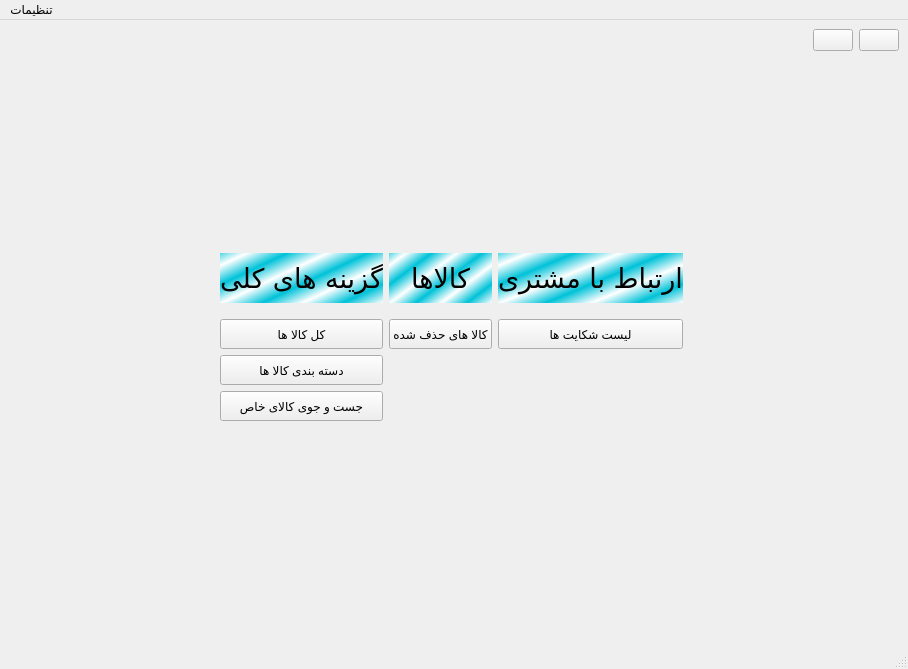
Before: the Qt Designer form SupportAdminWindow.ui in Alireza8hi/Project-DigiKala, drawn with Qt 5.
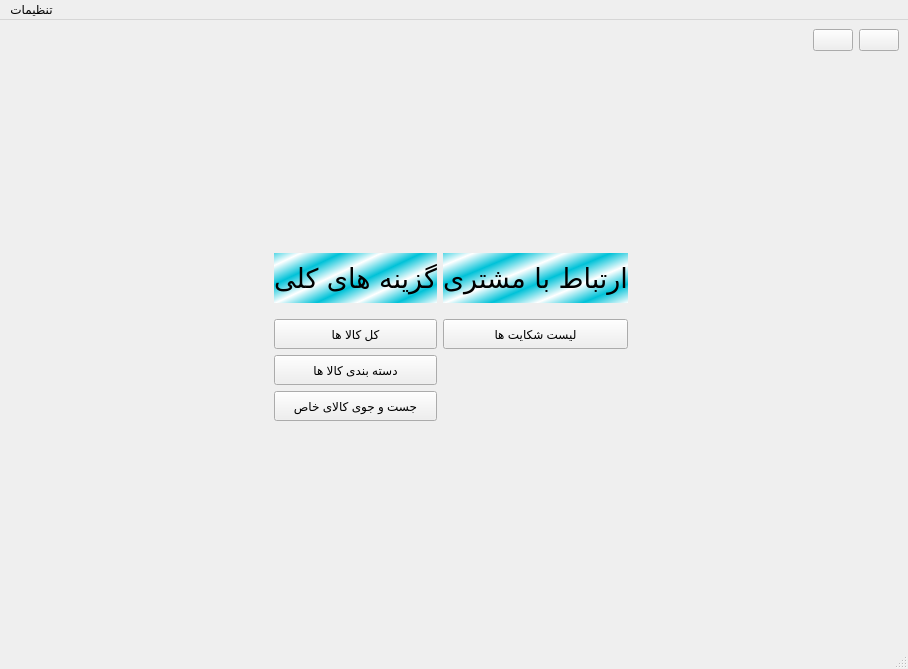
After: the same form once the commit is applied. Icons and pictures are not drawn.

The edit to the form file:
```diff
--- a/SupportAdminWindow.ui
+++ b/SupportAdminWindow.ui
@@ -33,129 +33,21 @@
     </item>
     <item row="1" column="1">
      <layout class="QGridLayout" name="gridLayout_2">
-      <item row="3" column="0">
-       <widget class="QPushButton" name="CategoriesBtn">
-        <property name="minimumSize">
-         <size>
-          <width>0</width>
-          <height>30</height>
-         </size>
+      <item row="1" column="1">
+       <spacer name="verticalSpacer_3">
+        <property name="orientation">
+         <enum>Qt::Vertical</enum>
         </property>
-        <property name="maximumSize">
-         <size>
-          <width>16777215</width>
-          <height>30</height>
-         </size>
+        <property name="sizeType">
+         <enum>QSizePolicy::Preferred</enum>
         </property>
-        <property name="styleSheet">
-         <string notr="true">color: rgb(0, 0, 0);</string>
-        </property>
-        <property name="text">
-         <string>دسته بندی کالا ها</string>
-        </property>
-        <property name="icon">
-         <iconset resource="icons.qrc">
-          <normaloff>:/Icons/Icons/categories-icon-1.jpg</normaloff>:/Icons/Icons/categories-icon-1.jpg</iconset>
-        </property>
-       </widget>
-      </item>
-      <item row="2" column="1">
-       <widget class="QPushButton" name="DeletedCommoditieBtn">
-        <property name="sizePolicy">
-         <sizepolicy hsizetype="Minimum" vsizetype="Fixed">
-          <horstretch>0</horstretch>
-          <verstretch>0</verstretch>
-         </sizepolicy>
-        </property>
-        <property name="minimumSize">
+        <property name="sizeHint" stdset="0">
          <size>
-          <width>0</width>
-          <height>30</height>
+          <width>20</width>
+          <height>10</height>
          </size>
         </property>
-        <property name="maximumSize">
-         <size>
-          <width>16777215</width>
-          <height>30</height>
-         </size>
-        </property>
-        <property name="styleSheet">
-         <string notr="true">color: rgb(0, 0, 0);</string>
-        </property>
-        <property name="text">
-         <string>کالا های حذف شده</string>
-        </property>
-        <property name="icon">
-         <iconset resource="icons.qrc">
-          <normaloff>:/Icons/Icons/deleted-icon-9.jpg</normaloff>:/Icons/Icons/deleted-icon-9.jpg</iconset>
-        </property>
-       </widget>
-      </item>
-      <item row="0" column="0">
-       <widget class="QLabel" name="label">
-        <property name="minimumSize">
-         <size>
-          <width>0</width>
-          <height>50</height>
-         </size>
-        </property>
-        <property name="maximumSize">
-         <size>
-          <width>16777215</width>
-          <height>50</height>
-         </size>
-        </property>
-        <property name="font">
-         <font>
-          <family>B Titr</family>
-          <pointsize>20</pointsize>
-         </font>
-        </property>
-        <property name="styleSheet">
-         <string notr="true">color: rgb(0, 0, 0);
-background-image: url(:/Pics/Pics/NoBack.png);
-background-color: qlineargradient(spread:reflect, x1:0.826291, y1:0.887, x2:1, y2:1, stop:0 rgba(0, 194, 216, 255), stop:1 rgba(255, 255, 255, 255));</string>
-        </property>
-        <property name="text">
-         <string>گزینه های کلی</string>
-        </property>
-        <property name="alignment">
-         <set>Qt::AlignCenter</set>
-        </property>
-       </widget>
-      </item>
-      <item row="0" column="2">
-       <widget class="QLabel" name="label_3">
-        <property name="minimumSize">
-         <size>
-          <width>0</width>
-          <height>50</height>
-         </size>
-        </property>
-        <property name="maximumSize">
-         <size>
-          <width>16777215</width>
-          <height>50</height>
-         </size>
-        </property>
-        <property name="font">
-         <font>
-          <family>B Titr</family>
-          <pointsize>20</pointsize>
-         </font>
-        </property>
-        <property name="styleSheet">
-         <string notr="true">color: rgb(0, 0, 0);
-background-image: url(:/Pics/Pics/NoBack.png);
-background-color: qlineargradient(spread:reflect, x1:0.826291, y1:0.887, x2:1, y2:1, stop:0 rgba(0, 194, 216, 255), stop:1 rgba(255, 255, 255, 255));</string>
-        </property>
-        <property name="text">
-         <string>ارتباط با مشتری</string>
-        </property>
-        <property name="alignment">
-         <set>Qt::AlignCenter</set>
-        </property>
-       </widget>
+       </spacer>
       </item>
       <item row="4" column="0">
        <widget class="QPushButton" name="Searchbtn">
@@ -189,7 +81,40 @@
         </property>
        </widget>
       </item>
-      <item row="2" column="2">
+      <item row="0" column="0">
+       <widget class="QLabel" name="label">
+        <property name="minimumSize">
+         <size>
+          <width>0</width>
+          <height>50</height>
+         </size>
+        </property>
+        <property name="maximumSize">
+         <size>
+          <width>16777215</width>
+          <height>50</height>
+         </size>
+        </property>
+        <property name="font">
+         <font>
+          <family>B Titr</family>
+          <pointsize>20</pointsize>
+         </font>
+        </property>
+        <property name="styleSheet">
+         <string notr="true">color: rgb(0, 0, 0);
+background-image: url(:/Pics/Pics/NoBack.png);
+background-color: qlineargradient(spread:reflect, x1:0.826291, y1:0.887, x2:1, y2:1, stop:0 rgba(0, 194, 216, 255), stop:1 rgba(255, 255, 255, 255));</string>
+        </property>
+        <property name="text">
+         <string>گزینه های کلی</string>
+        </property>
+        <property name="alignment">
+         <set>Qt::AlignCenter</set>
+        </property>
+       </widget>
+      </item>
+      <item row="2" column="1">
        <widget class="QPushButton" name="ComplaintListBtn">
         <property name="minimumSize">
          <size>
@@ -215,61 +140,6 @@
         </property>
        </widget>
       </item>
-      <item row="0" column="1">
-       <widget class="QLabel" name="label_2">
-        <property name="sizePolicy">
-         <sizepolicy hsizetype="Preferred" vsizetype="Preferred">
-          <horstretch>0</horstretch>
-          <verstretch>0</verstretch>
-         </sizepolicy>
-        </property>
-        <property name="minimumSize">
-         <size>
-          <width>0</width>
-          <height>50</height>
-         </size>
-        </property>
-        <property name="maximumSize">
-         <size>
-          <width>16777215</width>
-          <height>50</height>
-         </size>
-        </property>
-        <property name="font">
-         <font>
-          <family>B Titr</family>
-          <pointsize>20</pointsize>
-         </font>
-        </property>
-        <property name="styleSheet">
-         <string notr="true">color: rgb(0, 0, 0);
-background-image: url(:/Pics/Pics/NoBack.png);
-background-color: qlineargradient(spread:reflect, x1:0.826291, y1:0.887, x2:1, y2:1, stop:0 rgba(0, 194, 216, 255), stop:1 rgba(255, 255, 255, 255));</string>
-        </property>
-        <property name="text">
-         <string>کالاها</string>
-        </property>
-        <property name="alignment">
-         <set>Qt::AlignCenter</set>
-        </property>
-       </widget>
-      </item>
-      <item row="1" column="2">
-       <spacer name="verticalSpacer_3">
-        <property name="orientation">
-         <enum>Qt::Vertical</enum>
-        </property>
-        <property name="sizeType">
-         <enum>QSizePolicy::Preferred</enum>
-        </property>
-        <property name="sizeHint" stdset="0">
-         <size>
-          <width>20</width>
-          <height>10</height>
-         </size>
-        </property>
-       </spacer>
-      </item>
       <item row="2" column="0">
        <widget class="QPushButton" name="AllCommoditiesBtn">
         <property name="minimumSize">
@@ -296,6 +166,65 @@
         </property>
        </widget>
       </item>
+      <item row="3" column="0">
+       <widget class="QPushButton" name="CategoriesBtn">
+        <property name="minimumSize">
+         <size>
+          <width>0</width>
+          <height>30</height>
+         </size>
+        </property>
+        <property name="maximumSize">
+         <size>
+          <width>16777215</width>
+          <height>30</height>
+         </size>
+        </property>
+        <property name="styleSheet">
+         <string notr="true">color: rgb(0, 0, 0);</string>
+        </property>
+        <property name="text">
+         <string>دسته بندی کالا ها</string>
+        </property>
+        <property name="icon">
+         <iconset resource="icons.qrc">
+          <normaloff>:/Icons/Icons/categories-icon-1.jpg</normaloff>:/Icons/Icons/categories-icon-1.jpg</iconset>
+        </property>
+       </widget>
+      </item>
+      <item row="0" column="1">
+       <widget class="QLabel" name="label_3">
+        <property name="minimumSize">
+         <size>
+          <width>0</width>
+          <height>50</height>
+         </size>
+        </property>
+        <property name="maximumSize">
+         <size>
+          <width>16777215</width>
+          <height>50</height>
+         </size>
+        </property>
+        <property name="font">
+         <font>
+          <family>B Titr</family>
+          <pointsize>20</pointsize>
+         </font>
+        </property>
+        <property name="styleSheet">
+         <string notr="true">color: rgb(0, 0, 0);
+background-image: url(:/Pics/Pics/NoBack.png);
+background-color: qlineargradient(spread:reflect, x1:0.826291, y1:0.887, x2:1, y2:1, stop:0 rgba(0, 194, 216, 255), stop:1 rgba(255, 255, 255, 255));</string>
+        </property>
+        <property name="text">
+         <string>ارتباط با مشتری</string>
+        </property>
+        <property name="alignment">
+         <set>Qt::AlignCenter</set>
+        </property>
+       </widget>
+      </item>
      </layout>
     </item>
     <item row="1" column="2">
```
Left out of the diff: 16 changed lines with no effect on the pictures.
